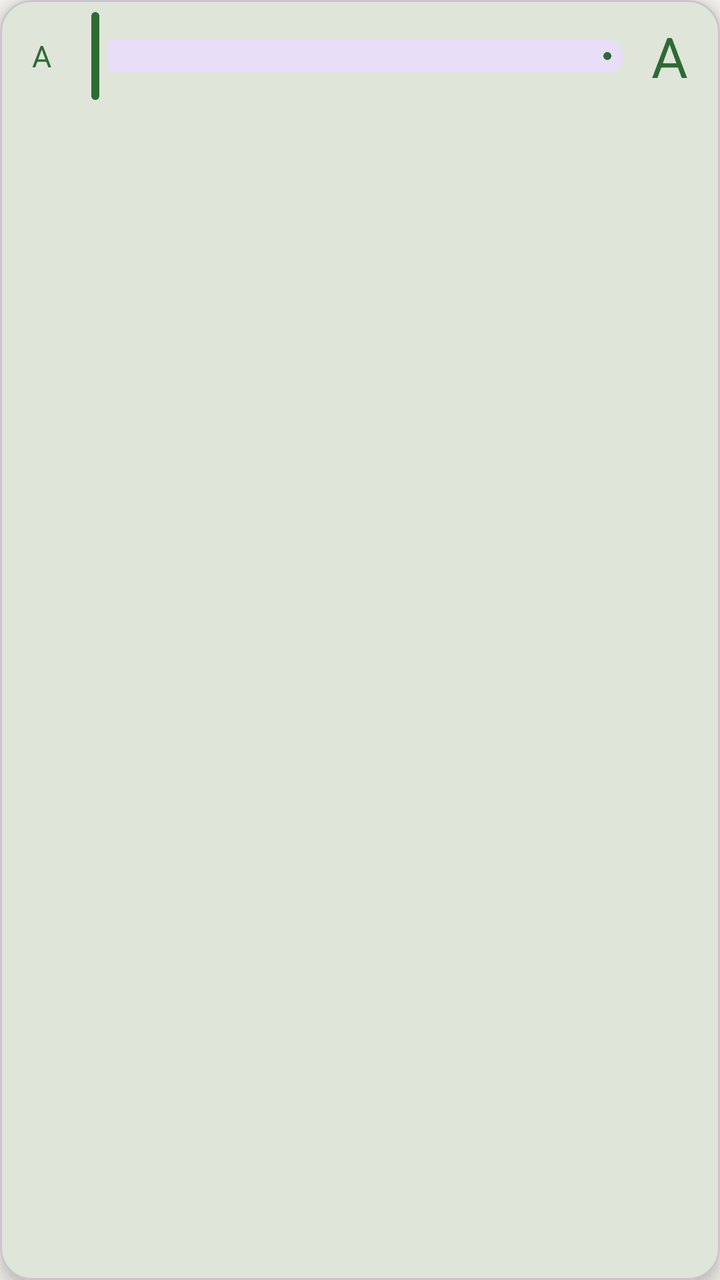
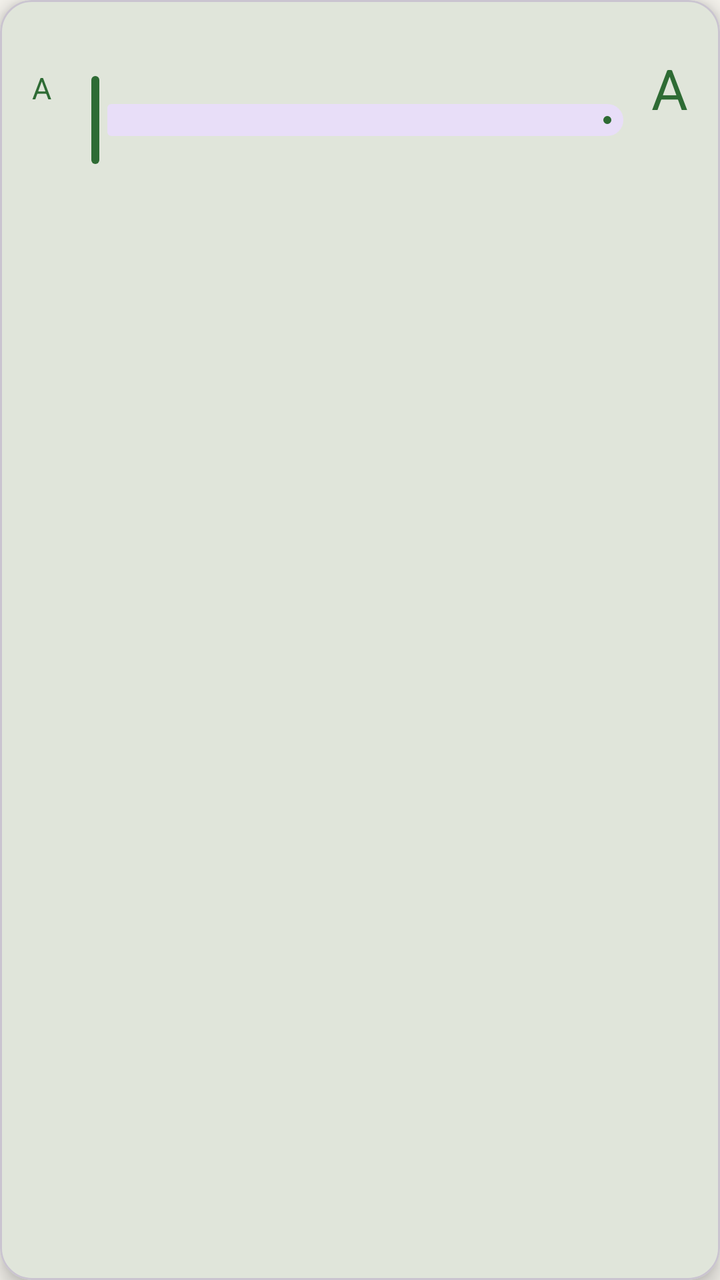

The first picture is an Android layout as it rendered before a commit; the second is the same layout after the commit. The layout source and the unified diff follow.
<!-- AndroidManifest.xml: application theme Theme.Sower -->
<!-- res/layout/popup_text_size.xml -->
<?xml version="1.0" encoding="utf-8"?>
<com.google.android.material.card.MaterialCardView xmlns:android="http://schemas.android.com/apk/res/android"
    xmlns:app="http://schemas.android.com/apk/res-auto"
    android:layout_width="match_parent"
    android:layout_height="wrap_content"
    app:cardCornerRadius="16dp"
    app:cardElevation="6dp">

    <LinearLayout
        android:layout_width="match_parent"
        android:layout_height="wrap_content"
        android:gravity="center_vertical"
        android:orientation="horizontal"
        android:paddingStart="16dp"
        android:paddingEnd="16dp"
        android:paddingTop="4dp"
        android:paddingBottom="4dp">

        <TextView
            android:layout_width="wrap_content"
            android:layout_height="wrap_content"
            android:text="A"
            android:textColor="?attr/colorPrimary"
            android:textSize="15sp" />

        <com.google.android.material.slider.Slider
            android:id="@+id/textSizeSlider"
            android:layout_width="0dp"
            android:layout_height="wrap_content"
            android:layout_weight="1"
            android:contentDescription="@string/menu_text_size" />

        <TextView
            android:layout_width="wrap_content"
            android:layout_height="wrap_content"
            android:text="A"
            android:textColor="?attr/colorPrimary"
            android:textSize="28sp" />
    </LinearLayout>
</com.google.android.material.card.MaterialCardView>
<!-- resources referenced by this layout -->
<resources>
  <string name="menu_text_size">Text size</string>
  <style name="Theme.Sower" parent="Base.Theme.Sower" />
  <style name="Base.Theme.Sower" parent="Theme.Material3.DayNight.NoActionBar">
          <item name="colorPrimary">@color/sower_green</item>
          <item name="colorOnPrimary">#FFFFFF</item>
          <item name="colorPrimaryContainer">#D8E8D4</item>
          <item name="colorOnPrimaryContainer">@color/sower_green_dark</item>
          <item name="colorSecondary">@color/sower_gold</item>
          
          <item name="android:colorBackground">@color/page_bg</item>
          <item name="android:windowBackground">@color/page_bg</item>
          <item name="colorSurface">@color/page_bg</item>
          
          <item name="android:statusBarColor">@android:color/transparent</item>
          
          <item name="bubbleBackground">@color/book_bubble</item>
          <item name="bubbleText">@color/sower_green_dark</item>
          <item name="bubbleRipple">@color/sower_green</item>
          <item name="sectionHeading">@color/sower_green</item>
      </style>
  <color name="sower_green">#2E6B34</color>
  <color name="sower_green_dark">#1E4A22</color>
  <color name="sower_gold">#C8A24B</color>
  <color name="page_bg">#F6F4EE</color>
  <color name="book_bubble">#D8E8D4</color>
</resources>

<!-- the commit's change to res/layout/popup_text_size.xml (unified diff, before → after) -->
@@ -23,12 +23,14 @@
             android:textColor="?attr/colorPrimary"
             android:textSize="15sp" />
 
+        
         <com.google.android.material.slider.Slider
             android:id="@+id/textSizeSlider"
             android:layout_width="0dp"
             android:layout_height="wrap_content"
             android:layout_weight="1"
-            android:contentDescription="@string/menu_text_size" />
+            android:contentDescription="@string/menu_text_size"
+            app:labelBehavior="withinBounds" />
 
         <TextView
             android:layout_width="wrap_content"
